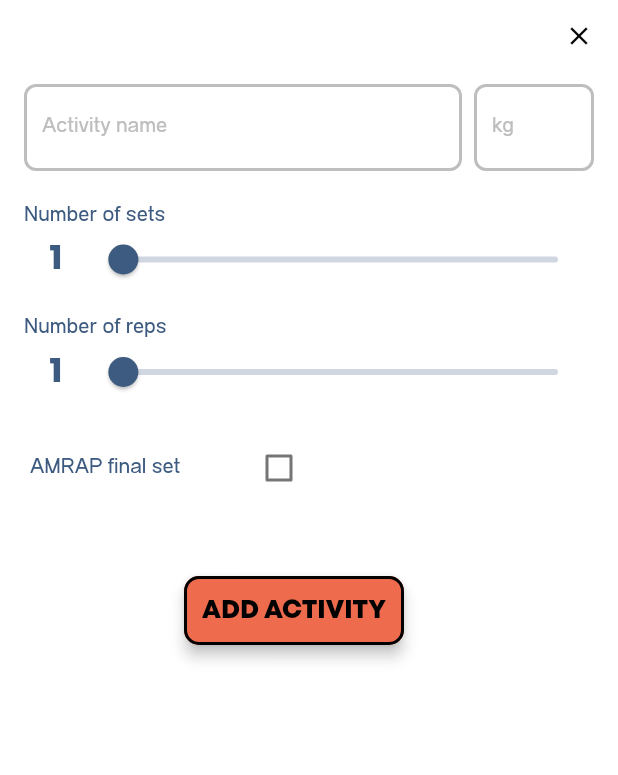
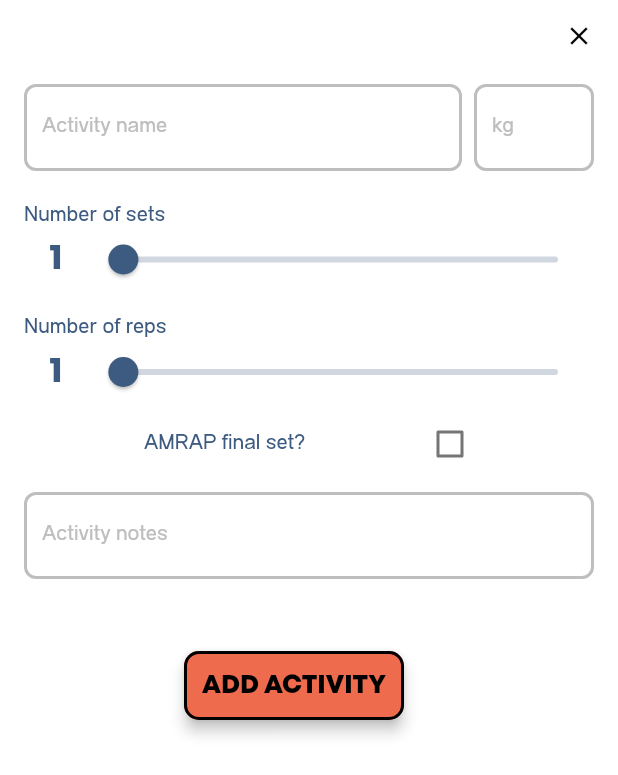
Before and after one commit to JPUF/ppl_course, a Flutter app: the AddExerciseBottomSheet widget shown alone on an empty page, opened directly, on a phone screen of 412 x 824 dp. Shown: the top 775 px of the screen. Run offline on Flutter 3.47's test engine with Material 2 defaults, Android fonts, the phone set to English and light mode, and no system bars; drawn by our look-alikes of syncfusion_flutter_sliders; our stand-ins replace animated_toggle_switch, bloc, flutter_bloc, flutter_svg, flutter_svg_provider, page_transition.

Commit message:
Activity notes field

```diff
--- a/lib/presentation/pages/session/components/add_exercise_bottom_sheet.dart
+++ b/lib/presentation/pages/session/components/add_exercise_bottom_sheet.dart
@@ -16,10 +16,13 @@ class AddExerciseBottomSheet extends StatefulWidget {
 class _AddExerciseBottomSheetState extends State<AddExerciseBottomSheet> {
   late TextEditingController _nameController;
   late TextEditingController _weightController;
+  late TextEditingController _notesController;
   late FocusNode _nameFocusNode;
   late FocusNode _weightFocusNode;
+  late FocusNode _notesFocusNode;
   String _nameText = "";
   String _weightText = "";
+  String _notesText = "";
 
   int _setCount = 1;
   int _repCount = 1;
@@ -31,14 +34,17 @@ class _AddExerciseBottomSheetState extends State<AddExerciseBottomSheet> {
     super.initState();
     _nameController = TextEditingController(text: _nameText);
     _weightController = TextEditingController(text: _weightText);
+    _notesController = TextEditingController(text: _notesText);
     _nameFocusNode = FocusNode();
     _weightFocusNode = FocusNode();
+    _notesFocusNode = FocusNode();
   }
 
   @override
   void dispose() {
     _nameController.dispose();
     _nameFocusNode.dispose();
+    _notesFocusNode.dispose();
     super.dispose();
   }
 
@@ -46,7 +52,7 @@ class _AddExerciseBottomSheetState extends State<AddExerciseBottomSheet> {
   Widget build(BuildContext context) {
     return SizedBox(
         height: 510,
-        child: Column(
+        child: ListView(
           children: [
             buildSheetHeader(),
             Padding(
@@ -60,15 +66,39 @@ class _AddExerciseBottomSheetState extends State<AddExerciseBottomSheet> {
                       onChanged: (newValue) {
                         setState(() => _setCount = newValue);
                       }),
+                  const SizedBox(height: 16),
                   SetRepSlider(
                       label: Strings.activityRepLabel,
                       max: 20,
                       onChanged: (newValue) {
                         setState(() => _setCount = newValue);
                       }),
-                  Row(
+                  buildAmrapRow(),
+                  CustomTextField(hint: Strings.activityNotesHint,
+                      controller: _notesController,
+                      focusNode: _notesFocusNode,
+                      keyboardType: TextInputType.multiline,
+                      onChanged: (newValue) {}
+                  ),
+                  const SizedBox(height: 48),
+                  AccentButton(
+                      text: Strings.addActivityCTA,
+                      onTap: () => dismissBottomSheet())
+                ],
+              ),
+            ),
+          ]
+          ,
+        )
+    );
+  }
+
+  Row buildAmrapRow() {
+    return Row(
       children: [
+        Expanded(child: Container()),
         Expanded(
+          flex: 3,
           child: CheckboxListTile(
               contentPadding: const EdgeInsets.only(left: 4),
               title: Text(
@@ -87,16 +117,7 @@ class _AddExerciseBottomSheetState extends State<AddExerciseBottomSheet> {
         ),
         Expanded(child: Container())
       ],
-                  ),
-                  const SizedBox(height: 48),
-                  AccentButton(
-                      text: Strings.addActivityCTA,
-                      onTap: () => dismissBottomSheet())
-                ],
-              ),
-            ),
-          ],
-        ));
+    );
   }
 
   Widget buildNameWeightRow() {
--- a/lib/presentation/pages/session/components/set_rep_slider.dart
+++ b/lib/presentation/pages/session/components/set_rep_slider.dart
@@ -58,7 +58,6 @@ class _SetRepSliderState extends State<SetRepSlider> {
             )
           ],
         ),
-        const SizedBox(height: 16)
       ],
     );
   }
--- a/lib/res/string/strings.dart
+++ b/lib/res/string/strings.dart
@@ -16,8 +16,9 @@ class Strings {
   static const String addActivityCTA = "ADD ACTIVITY";
   static const String activityNameHint = "Activity name";
   static const String activityWeightHint = "kg";
+  static const String activityNotesHint = "Activity notes";
   static const String activitySetLabel = "Number of sets";
   static const String activityRepLabel = "Number of reps";
-  static const String activityAmrapLabel = "AMRAP final set";
+  static const String activityAmrapLabel = "AMRAP final set?";
 
 }
```
Lines whose indentation alone changed are shown as unchanged.
